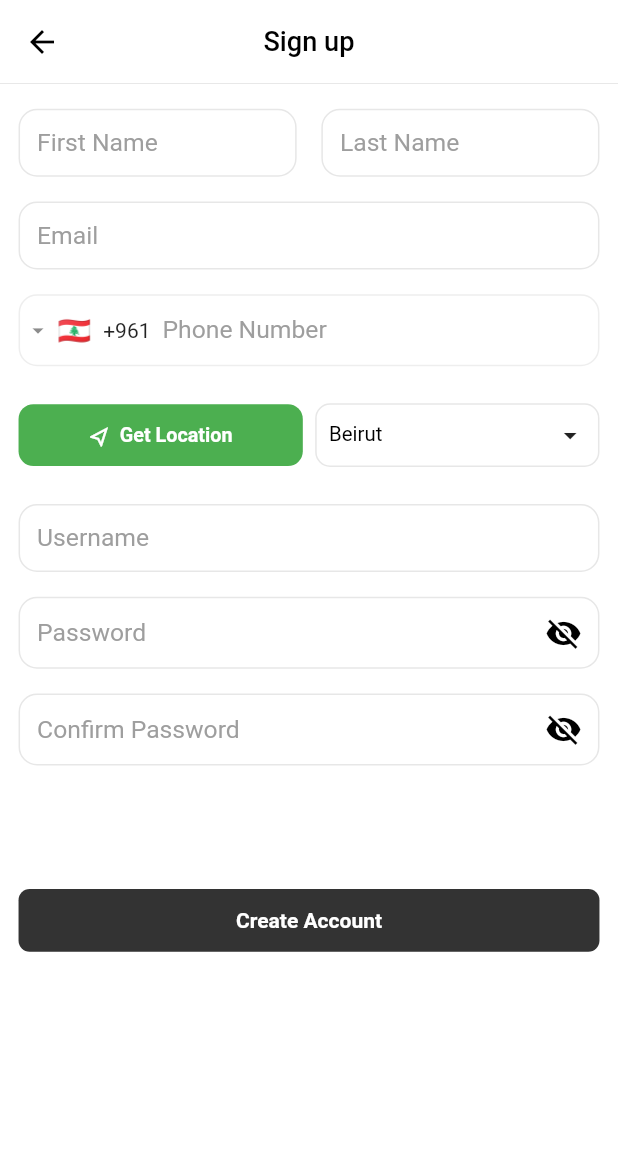
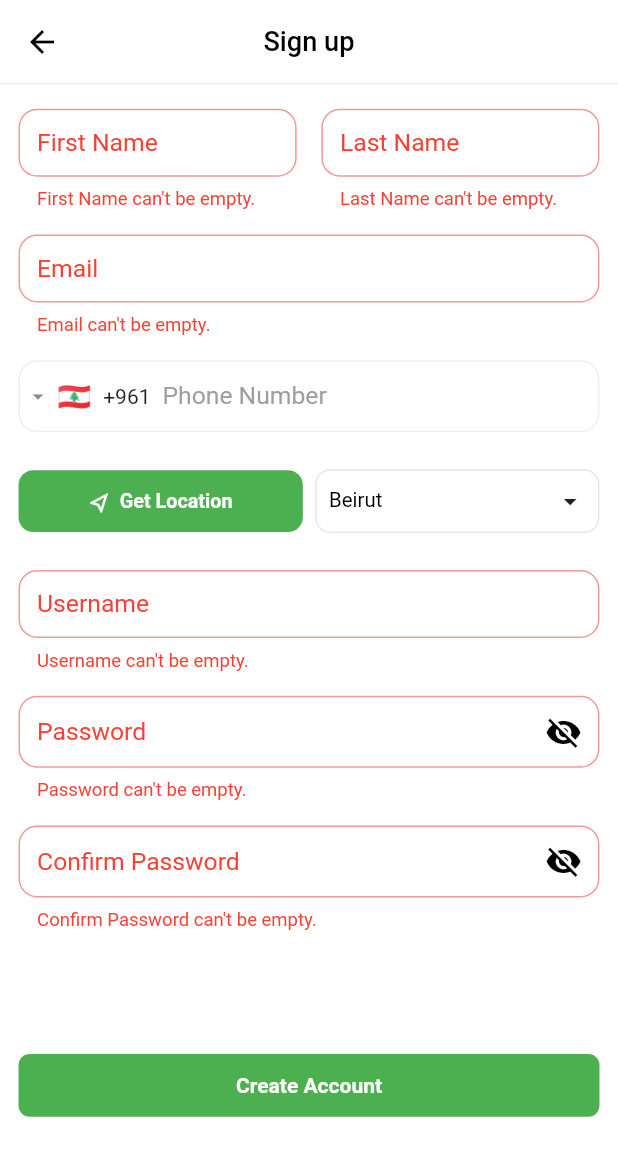
Before and after one commit to hassanyassiin/resort, a Flutter app: the Signup_Screen screen opened by its route, after a tap on "Create Account", on a phone screen of 412 x 824 dp. Shown: the top 1156 px of the screen. Run offline on Flutter 3.47's test engine with Material 3 defaults, Android fonts, the phone set to English and light mode, and no system bars; drawn by our look-alikes of intl_phone_field; our stand-ins replace carousel_slider, geolocator, image_cropper, image_picker, responsive_sizer, shared_preferences; accounts and stored records are empty.

Commit message:
first push

```diff
--- a/lib/Authentication/Providers/Authentication.dart
+++ b/lib/Authentication/Providers/Authentication.dart
@@ -2,6 +2,8 @@ import 'dart:convert';
 import 'package:flutter/material.dart';
 import 'package:http/http.dart' as http;
 import 'package:shared_preferences/shared_preferences.dart';
+
+import '../../../Authentication/Providers/Signup.dart';
 
 import '../../../Global/Functions/Http_Exception.dart';
 
@@ -39,8 +41,65 @@ get Get_Token => _token;
 String? _username;
 get Get_Username => _username;
 
+String? _first_name;
+get Get_First_Name => _first_name;
+
+String? _last_name;
+get Get_Last_Name => _last_name;
+
+String? _region;
+get Get_Region => _region;
+
 class Authentication extends ChangeNotifier {
   bool get Is_Auth => _token != null;
+
+  Future<void> Signup({
+    required String first_name,
+    required String last_name,
+    required String email,
+    required String phone_number,
+    required double latitude,
+    required double longitude,
+    required String region,
+    required String username,
+    required String password,
+  }) async {
+    try {
+      var received_token = await Cd_Signup(
+        first_name: first_name,
+        last_name: last_name,
+        email: email,
+        phone_number: phone_number,
+        latitude: latitude,
+        longitude: longitude,
+        region: region,
+        username: username,
+        password: password,
+      );
+
+      _token = received_token;
+      _username = username;
+      _first_name = first_name;
+      _last_name = last_name;
+      _region = region;
+
+      final prefs = await SharedPreferences.getInstance();
+
+      await prefs.setString(
+          'userData',
+          json.encode({
+            'Token': _token,
+            'Username': _username,
+            'FirstName': _first_name,
+            'LastName': _last_name,
+            'Region': _region,
+          }));
+
+      notifyListeners();
+    } catch (error) {
+      rethrow;
+    }
+  }
 
   Future<void> Login({required Map<String, String> credentials}) async {
     final url = Get_REQUEST_URL(url: '/admin/Login');
@@ -97,6 +156,9 @@ class Authentication extends ChangeNotifier {
 
       _token = user_details['Token'];
       _username = user_details['Username'];
+      _first_name = user_details['FirstName'];
+      _last_name = user_details['LastName'];
+      _region = user_details['Region'];
 
       notifyListeners();
       return true;
--- /dev/null
+++ b/lib/Authentication/Providers/Signup.dart
@@ -0,0 +1,48 @@
+import 'dart:convert';
+import 'package:http/http.dart' as http;
+
+import '../../../Authentication/Providers/Authentication.dart';
+
+import '../../../Global/Functions/Http_Exception.dart';
+
+Future<String> Cd_Signup({
+  required String first_name,
+  required String last_name,
+  required String email,
+  required String phone_number,
+  required double latitude,
+  required double longitude,
+  required String region,
+  required String username,
+  required String password,
+}) async {
+  final url = Get_REQUEST_URL(url: '/user/Signup');
+
+  try {
+    final response = await http.post(url,
+        headers: <String, String>{
+          'Content-Type': 'application/json; charset=UTF-8'
+        },
+        body: json.encode({
+          'firstName': first_name,
+          'lastName': last_name,
+          'email': email,
+          'lat': latitude,
+          'lon': longitude,
+          'region': region,
+          'username': username,
+          'password': password,
+          'phoneNumber': phone_number,
+        }));
+
+    final response_data = json.decode(response.body) as Map<String, dynamic>;
+
+    if (response.statusCode != 200) {
+      throw C_Http_Exception(response_data['ErrorFound'] ?? '');
+    }
+
+    return response_data['token'];
+  } catch (error) {
+    rethrow;
+  }
+}
--- a/lib/Authentication/Screens/Signup_Screen.dart
+++ b/lib/Authentication/Screens/Signup_Screen.dart
@@ -1,11 +1,15 @@
 import 'package:flutter/material.dart';
+import 'package:provider/provider.dart';
 import 'package:responsive_sizer/responsive_sizer.dart';
+
+import '../../../Authentication/Providers/Authentication.dart';
 
 import '../../../Global/Functions/Colors.dart';
 import '../../../Global/Functions/Errors.dart';
 
 import '../../../Global/Widgets/AppBar.dart';
 import '../../../Global/Widgets/Buttons.dart';
+import '../../../Global/Widgets/Toasts.dart';
 import '../../../Global/Widgets/TextFormField.dart';
 import '../../../Global/Widgets/Password_TextFormField.dart';
 import '../../../Global/Widgets/Phone_Number_TextFormField.dart';
@@ -25,35 +29,74 @@ class Signup_Screen extends StatefulWidget {
 class _Signup_ScreenState extends State<Signup_Screen> {
   final _form_key = GlobalKey<FormState>();
 
-  final first_name = TextEditingController();
-  final last_name = TextEditingController();
-  final email = TextEditingController();
-  final username = TextEditingController();
-  final password = TextEditingController();
-  final confirm_password = TextEditingController();
+  final first_name_controller = TextEditingController();
+  final last_name_controller = TextEditingController();
+  final email_controller = TextEditingController();
+  final username_controller = TextEditingController();
+  final password_controller = TextEditingController();
+  final confirm_password_controller = TextEditingController();
 
-  var latitude = 0.0;
-  var longitude = 0.0;
+  var latitude = -100.00;
+  var longitude = -100.00;
   var region = 'Beirut';
+  var phone_number = '';
 
   @override
   void dispose() {
-    first_name.dispose();
-    last_name.dispose();
-    email.dispose();
-    username.dispose();
-    password.dispose();
-    confirm_password.dispose();
+    first_name_controller.dispose();
+    last_name_controller.dispose();
+    email_controller.dispose();
+    username_controller.dispose();
+    password_controller.dispose();
+    confirm_password_controller.dispose();
     super.dispose();
   }
 
   Future<void> Create_Account() async {
+    if (_form_key.currentState!.validate()) {
+      _form_key.currentState!.save();
+
+      if (latitude == -100.00) {
+        return Show_Text_Toast(
+            context: context, text: 'Please press on get location');
+      }
+
+      if (phone_number.length < 5) {
+        return Show_Text_Toast(
+            context: context, text: 'Please enter valid phone number');
+      }
+
+      if (password_controller.text.trim() !=
+          confirm_password_controller.text.trim()) {
+        return Show_Text_Toast(
+            context: context, text: 'Passwords doesn\'t match');
+      }
+
       Loading_Screen(context: context);
-    try {} catch (error) {
+
+      try {
+        await Provider.of<Authentication>(context, listen: false).Signup(
+          first_name: first_name_controller.text,
+          last_name: last_name_controller.text,
+          email: email_controller.text,
+          phone_number: phone_number,
+          latitude: latitude,
+          longitude: longitude,
+          region: region,
+          username: username_controller.text,
+          password: password_controller.text,
+        );
+
+        if (mounted) {
+          // To Popup the Loading Screen.
+          Navigator.pop(context);
+        }
+      } catch (error) {
         if (mounted) {
           // To Popup Loading Screen.
           Navigator.pop(context);
           return Error_Dialog(error: error.toString(), context: context);
+        }
       }
     }
   }
@@ -71,6 +114,8 @@ class _Signup_ScreenState extends State<Signup_Screen> {
         body: SingleChildScrollView(
           child: Padding(
             padding: EdgeInsets.symmetric(horizontal: 3.w, vertical: 2.h),
+            child: Form(
+              key: _form_key,
               child: Column(
                 mainAxisAlignment: MainAxisAlignment.start,
                 crossAxisAlignment: CrossAxisAlignment.start,
@@ -84,16 +129,17 @@ class _Signup_ScreenState extends State<Signup_Screen> {
                       Expanded(
                         child: C_TextFormField(
                           right_margin: 2,
+                          label_text: 'First Name',
+                          controller: first_name_controller,
                           vertical_content_padding: 1.6,
-                        label_text: 'First Name',
-                        is_enable_interactive_selection: false,
+                          auto_validate_mode:
+                              AutovalidateMode.onUserInteraction,
                           validate: (first_name) {
                             if (first_name.length < 3) {
                               return 'First Name must be at least 3 characters!';
                             }
                             return null;
                           },
-                        onSaved: (first_name) {},
                         ),
                       ),
                       Expanded(
@@ -101,6 +147,9 @@ class _Signup_ScreenState extends State<Signup_Screen> {
                           left_margin: 2,
                           vertical_content_padding: 1.6,
                           label_text: 'Last Name',
+                          auto_validate_mode:
+                              AutovalidateMode.onUserInteraction,
+                          controller: last_name_controller,
                           is_enable_interactive_selection: false,
                           validate: (last_name) {
                             if (last_name.length < 3) {
@@ -108,7 +157,6 @@ class _Signup_ScreenState extends State<Signup_Screen> {
                             }
                             return null;
                           },
-                        onSaved: (last_name) {},
                         ),
                       ),
                     ],
@@ -119,7 +167,9 @@ class _Signup_ScreenState extends State<Signup_Screen> {
                     bottom_margin: 2,
                     vertical_content_padding: 1.6,
                     validate_name_error: 'Email',
+                    auto_validate_mode: AutovalidateMode.onUserInteraction,
                     keyboard_type: TextInputType.emailAddress,
+                    controller: email_controller,
                     validate: (email) {
                       if (!RegExp(
                               r"^[a-zA-Z0-9.!#$%&'*+/=?^_`{|}~-]+@[a-zA-Z0-9](?:[a-zA-Z0-9-]{0,61}[a-zA-Z0-9])?(?:\.[a-zA-Z0-9](?:[a-zA-Z0-9-]{0,61}[a-zA-Z0-9])?)*$")
@@ -128,12 +178,13 @@ class _Signup_ScreenState extends State<Signup_Screen> {
                       }
                       return null;
                     },
-                  onSaved: (email) {},
                   ),
                   Phone_Number_TextFormField(
                     is_auto_focus: false,
                     phone_number: '',
-                  onSaved: (number) {},
+                    onSaved: (number) {
+                      phone_number = number;
+                    },
                   ),
                   Signup____Location_Item(
                     Get_Region: () => region,
@@ -147,6 +198,8 @@ class _Signup_ScreenState extends State<Signup_Screen> {
                     label_text: 'Username',
                     is_enable_interactive_selection: false,
                     vertical_content_padding: 1.6,
+                    controller: username_controller,
+                    auto_validate_mode: AutovalidateMode.onUserInteraction,
                     input_formatter_regex: RegExp(r'^[a-zA-Z][a-zA-Z0-9._]*'),
                     validate: (username) {
                       if (username.length < 3) {
@@ -169,24 +222,25 @@ class _Signup_ScreenState extends State<Signup_Screen> {
                       }
                       return null;
                     },
-                  onSaved: (username) {},
                   ),
                   C_Password_TextFormField(
                     top_margin: 2,
                     title: 'Password',
-                  onSaved: (password) {},
+                    controller: password_controller,
                   ),
                   C_Password_TextFormField(
                     top_margin: 2,
                     title: 'Confirm Password',
-                  onSaved: (password) {},
+                    controller: confirm_password_controller,
                   ),
                   SizedBox(height: 10.h),
                   Container_Button(
+                    background_color: Get_Primary,
                     title: 'Create Account',
-                  onTap: () {},
+                    onTap: Create_Account,
                   ),
                 ],
+              ),
             ),
           ),
         ),
--- a/lib/Global/Functions/Errors.dart
+++ b/lib/Global/Functions/Errors.dart
@@ -34,6 +34,8 @@ const Map<String, String> _content_errors = {
 const List<String> toasts_error = [
   'Category Title is Taken!',
   "Product Title is Taken!",
+  "Invalid Email Address",
+  "Username is taken!",
 ];
 
 bool Is_Error_In_Toast({required String title_error}) {
--- a/lib/Global/Widgets/Password_TextFormField.dart
+++ b/lib/Global/Widgets/Password_TextFormField.dart
@@ -53,6 +53,7 @@ class _C_Password_TextFormFieldState extends State<C_Password_TextFormField> {
       top_margin: widget.top_margin,
       vertical_content_padding: 1.6,
       bottom_margin: widget.bottom_margin,
+      auto_validate_mode: AutovalidateMode.onUserInteraction,
       focus_node: widget.password_focus_node,
       onSaved: widget.onSaved,
       is_obscure: is_tapped ? false : true,
```
Lines whose indentation alone changed are shown as unchanged.
